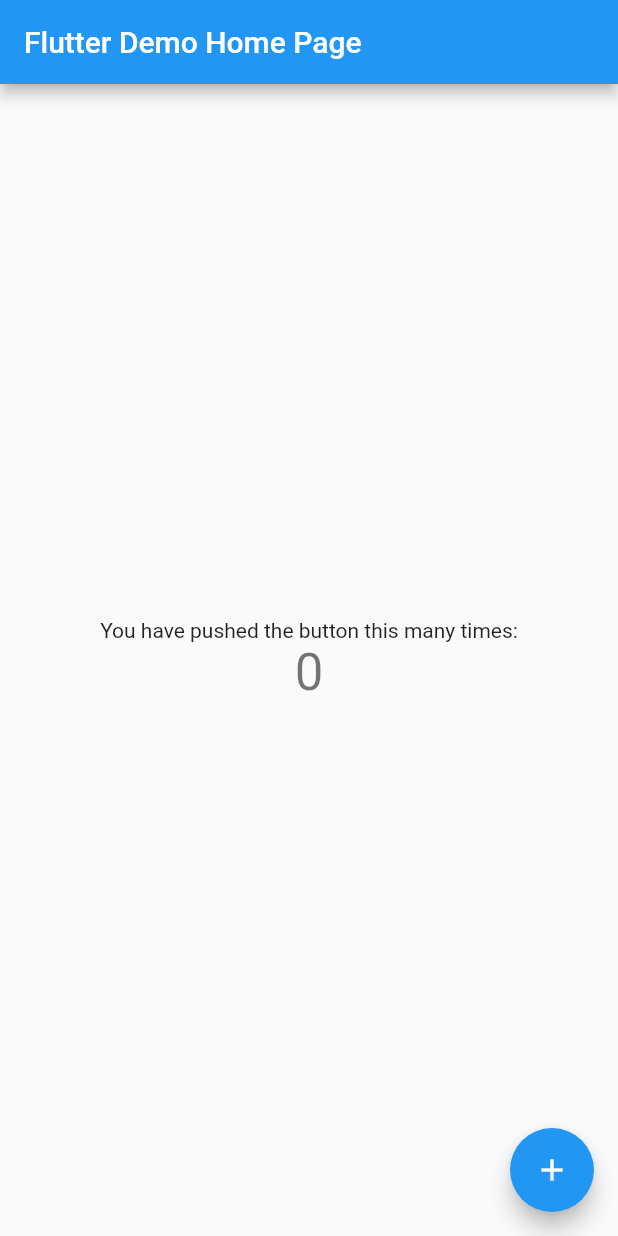
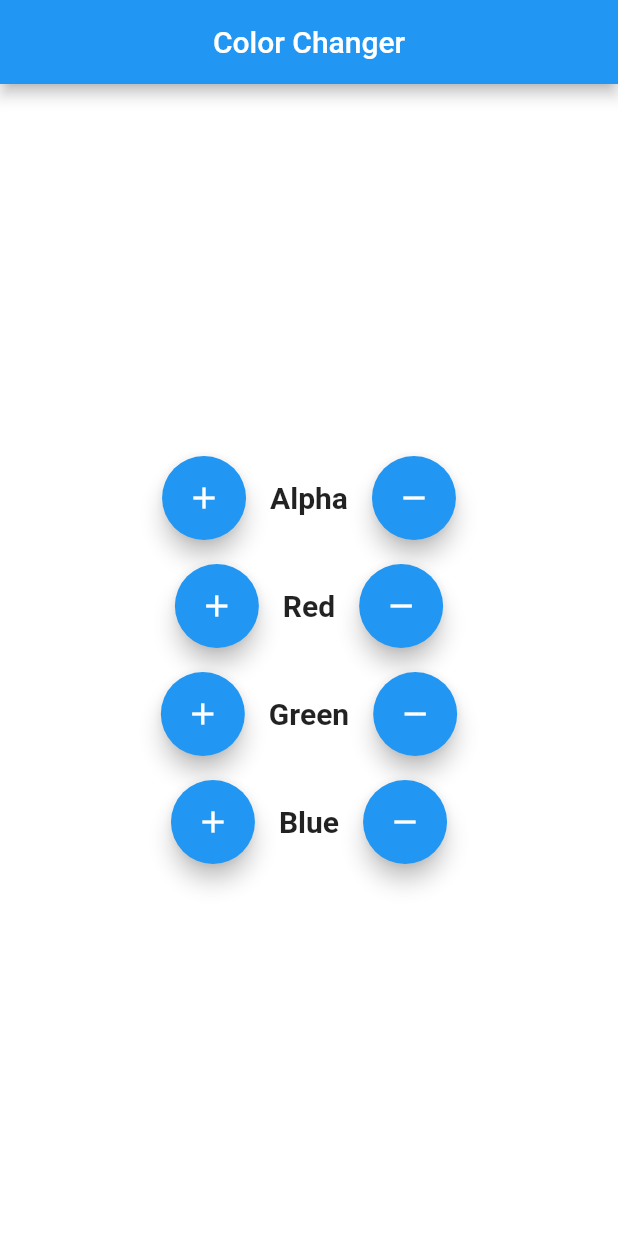
Before and after one commit to tadena-dev/flutterapp, a Flutter app: the screen it shows after launch, on a phone screen of 412 x 824 dp. Run offline on Flutter 3.47's test engine with Material 2 defaults, Android fonts, the phone set to English and light mode, and no system bars; our stand-ins replace google_fonts, supabase_flutter; accounts and stored records are empty.

Commit message:
inherited widget

```diff
--- a/state-management/inheritedWidget/colorchanger/lib/main.dart
+++ b/state-management/inheritedWidget/colorchanger/lib/main.dart
@@ -1,3 +1,5 @@
+import 'package:colorchanger/model/inherited_widget.dart';
+import 'package:colorchanger/pages/home_page.dart';
 import 'package:flutter/material.dart';
 
 void main() {
@@ -7,109 +9,17 @@
 class MyApp extends StatelessWidget {
   const MyApp({super.key});
 
-  // This widget is the root of your application.
   @override
   Widget build(BuildContext context) {
     return MaterialApp(
-      title: 'Flutter Demo',
+      debugShowCheckedModeBanner: false,
+      title: 'Color Changer',
       theme: ThemeData(
-        // This is the theme of your application.
-        //
-        // Try running your application with "flutter run". You'll see the
-        // application has a blue toolbar. Then, without quitting the app, try
-        // changing the primarySwatch below to Colors.green and then invoke
-        // "hot reload" (press "r" in the console where you ran "flutter run",
-        // or simply save your changes to "hot reload" in a Flutter IDE).
-        // Notice that the counter didn't reset back to zero; the application
-        // is not restarted.
         primarySwatch: Colors.blue,
       ),
-      home: const MyHomePage(title: 'Flutter Demo Home Page'),
+      home: const StateInheritedWidget(
+        child: MyHomePage(),
+      ),
     );
   }
 }
-
-class MyHomePage extends StatefulWidget {
-  const MyHomePage({super.key, required this.title});
-
-  // This widget is the home page of your application. It is stateful, meaning
-  // that it has a State object (defined below) that contains fields that affect
-  // how it looks.
-
-  // This class is the configuration for the state. It holds the values (in this
-  // case the title) provided by the parent (in this case the App widget) and
-  // used by the build method of the State. Fields in a Widget subclass are
-  // always marked "final".
-
-  final String title;
-
-  @override
-  State<MyHomePage> createState() => _MyHomePageState();
-}
-
-class _MyHomePageState extends State<MyHomePage> {
-  int _counter = 0;
-
-  void _incrementCounter() {
-    setState(() {
-      // This call to setState tells the Flutter framework that something has
-      // changed in this State, which causes it to rerun the build method below
-      // so that the display can reflect the updated values. If we changed
-      // _counter without calling setState(), then the build method would not be
-      // called again, and so nothing would appear to happen.
-      _counter++;
-    });
-  }
-
-  @override
-  Widget build(BuildContext context) {
-    // This method is rerun every time setState is called, for instance as done
-    // by the _incrementCounter method above.
-    //
-    // The Flutter framework has been optimized to make rerunning build methods
-    // fast, so that you can just rebuild anything that needs updating rather
-    // than having to individually change instances of widgets.
-    return Scaffold(
-      appBar: AppBar(
-        // Here we take the value from the MyHomePage object that was created by
-        // the App.build method, and use it to set our appbar title.
-        title: Text(widget.title),
-      ),
-      body: Center(
-        // Center is a layout widget. It takes a single child and positions it
-        // in the middle of the parent.
-        child: Column(
-          // Column is also a layout widget. It takes a list of children and
-          // arranges them vertically. By default, it sizes itself to fit its
-          // children horizontally, and tries to be as tall as its parent.
-          //
-          // Invoke "debug painting" (press "p" in the console, choose the
-          // "Toggle Debug Paint" action from the Flutter Inspector in Android
-          // Studio, or the "Toggle Debug Paint" command in Visual Studio Code)
-          // to see the wireframe for each widget.
-          //
-          // Column has various properties to control how it sizes itself and
-          // how it positions its children. Here we use mainAxisAlignment to
-          // center the children vertically; the main axis here is the vertical
-          // axis because Columns are vertical (the cross axis would be
-          // horizontal).
-          mainAxisAlignment: MainAxisAlignment.center,
-          children: <Widget>[
-            const Text(
-              'You have pushed the button this many times:',
-            ),
-            Text(
-              '$_counter',
-              style: Theme.of(context).textTheme.headline4,
-            ),
-          ],
-        ),
-      ),
-      floatingActionButton: FloatingActionButton(
-        onPressed: _incrementCounter,
-        tooltip: 'Increment',
-        child: const Icon(Icons.add),
-      ), // This trailing comma makes auto-formatting nicer for build methods.
-    );
-  }
-}
--- /dev/null
+++ b/state-management/inheritedWidget/colorchanger/lib/model/inherited_widget.dart
@@ -0,0 +1,161 @@
+import 'package:colorchanger/model/model.dart';
+import 'package:flutter/material.dart';
+
+///Since the [InheritedWidget] is an Immutable.
+///We can create a stateful widget [StateInheritedWidget]
+///therefore inside the stateful widget
+///we can perform some operation where we can change the state
+///inside [StateInheritedWidget] before
+///introducing to [InheritedState] that will extends [InheritedWidget].
+class StateInheritedWidget extends StatefulWidget {
+  ///Initialize [child] as widget and mark as final
+  ///modify the constructor that accepts the [key] and [child]
+  final Widget child;
+  const StateInheritedWidget({
+    Key? key,
+    required this.child,
+  }) : super(key: key);
+
+  @override
+  State<StateInheritedWidget> createState() => _StateInheritedWidgetState();
+}
+
+class _StateInheritedWidgetState extends State<StateInheritedWidget> {
+  ///Initialize a [state] object as RootState
+  ///Initialize a [colorGage] object
+  RootState state = const RootState();
+  int colorGage = 5;
+
+  ///Create a function that will allow to increment the counter
+  ///and set the new incremented value/counter
+
+  ///Counter1
+  void addCounter1() {
+    final counter1 = state.counter1 + colorGage;
+    final newCounterState = state.copy(counter1: counter1);
+    setState(() {
+      state = newCounterState;
+    });
+  }
+
+  ///Counter2
+  void addCounter2() {
+    final counter2 = state.counter2 + colorGage;
+    final newCounterState = state.copy(counter2: counter2);
+    setState(() {
+      state = newCounterState;
+    });
+  }
+
+  ///Counter3
+  void addCounter3() {
+    final counter3 = state.counter3 + colorGage;
+    final newCounterState = state.copy(counter3: counter3);
+    setState(() {
+      state = newCounterState;
+    });
+  }
+
+  ///Counter4
+  void addCounter4() {
+    final counter4 = state.counter4 + colorGage;
+    final newCounterState = state.copy(counter4: counter4);
+    setState(() {
+      state = newCounterState;
+    });
+  }
+
+  ///Create a function that will allow to decrement the counter
+  ///and set the new decremented value/counter
+
+  ///Counter1
+  void subtractCounter1() {
+    final counter1 = state.counter1 - colorGage;
+    if (counter1 >= 0) {
+      final newCounterState = state.copy(counter1: counter1);
+      setState(() {
+        state = newCounterState;
+      });
+    }
+  }
+
+  ///Counter2
+  void subtractCounter2() {
+    final counter2 = state.counter2 - colorGage;
+    if (counter2 >= 0) {
+      final newCounterState = state.copy(counter2: counter2);
+      setState(() {
+        state = newCounterState;
+      });
+    }
+  }
+
+  ///Counter3
+  void subtractCounter3() {
+    final counter3 = state.counter3 - colorGage;
+    if (counter3 >= 0) {
+      final newCounterState = state.copy(counter3: counter3);
+      setState(() {
+        state = newCounterState;
+      });
+    }
+  }
+
+  ///Counter4
+  void subtractCounter4() {
+    final counter4 = state.counter4 - colorGage;
+    if (counter4 >= 0) {
+      final newCounterState = state.copy(counter4: counter4);
+      setState(() {
+        state = newCounterState;
+      });
+    }
+  }
+
+  ///In this buildwidget use the [InheritedState]
+  ///this widget will be assign to the top level of
+  ///widget tree o that the data or state will
+  ///be available to the child widget tree
+  @override
+  Widget build(BuildContext context) {
+    return InheritedState(
+      state: state,
+      stateWidget: this,
+      child: widget.child,
+    );
+  }
+}
+
+///We will create the InheritedState()
+///[InheritedState] an object that will extends [InheritedWidget]
+///this will act like a provider in a way and
+///hold immutable state
+class InheritedState extends InheritedWidget {
+  final RootState state;
+  final _StateInheritedWidgetState stateWidget;
+
+  const InheritedState({
+    Key? key,
+    required Widget child,
+    required this.state,
+    required this.stateWidget,
+  }) : super(
+          key: key,
+          child: child,
+        );
+
+  ///Create [of] of(BuildContext context)
+  ///this function will give the access to the state pass down to the context
+  static _StateInheritedWidgetState of(BuildContext context) {
+    return context
+        .dependOnInheritedWidgetOfExactType<InheritedState>()!
+        .stateWidget;
+  }
+
+  ///@override updateShouldNotify function
+  ///this function notify if the state change or not
+  @override
+  bool updateShouldNotify(covariant InheritedState oldWidget) {
+    return state != oldWidget.state;
+  }
+}
--- /dev/null
+++ b/state-management/inheritedWidget/colorchanger/lib/model/model.dart
@@ -0,0 +1,32 @@
+///Create [RootState] class. This object will be the model
+///Create a [copy] function where can copy the newState
+///of each counters
+class RootState {
+  final int counter1;
+  final int counter2;
+  final int counter3;
+  final int counter4;
+
+  ///Constructor
+  const RootState({
+    this.counter1 = 0,
+    this.counter2 = 0,
+    this.counter3 = 0,
+    this.counter4 = 0,
+  });
+
+  //[copy] function
+  RootState copy({
+    int? counter1,
+    int? counter2,
+    int? counter3,
+    int? counter4,
+  }) {
+    return RootState(
+      counter1: counter1 ?? this.counter1,
+      counter2: counter2 ?? this.counter2,
+      counter3: counter3 ?? this.counter3,
+      counter4: counter4 ?? this.counter4,
+    );
+  }
+}
--- /dev/null
+++ b/state-management/inheritedWidget/colorchanger/lib/pages/home_page.dart
@@ -0,0 +1,148 @@
+import 'package:colorchanger/model/inherited_widget.dart';
+import 'package:flutter/material.dart';
+
+///To access the state in [InheritedState]
+///.of(...) is like a pathway  where you can
+///specify what way you want to access
+class MyHomePage extends StatelessWidget {
+  const MyHomePage({super.key});
+
+  @override
+  Widget build(BuildContext context) {
+    ///It should Initialize the [counter] inside the
+    ///build widget cause the context is pass along the
+    ///[build(BuildContext context)]
+    final counter = InheritedState.of(context);
+
+    ///Initialize each [counters]
+    final int counter1 = counter.state.counter1;
+    final int counter2 = counter.state.counter2;
+    final int counter3 = counter.state.counter3;
+    final int counter4 = counter.state.counter4;
+
+    ///to test this we change the background color
+    return Scaffold(
+      appBar: AppBar(
+        title: const Text('Color Changer'),
+        centerTitle: true,
+      ),
+      backgroundColor: Color.fromARGB(
+        counter1,
+        counter2,
+        counter3,
+        counter4,
+      ),
+      body: Center(
+        child: Column(
+          mainAxisAlignment: MainAxisAlignment.center,
+          children: [
+            ///Controller1
+            colorController(
+              childAddCount: FloatingActionButton(
+                onPressed: () {
+                  counter.addCounter1();
+                },
+                child: const Icon(Icons.add),
+              ),
+              text: 'Alpha',
+              childSubCount: FloatingActionButton(
+                onPressed: () {
+                  counter.subtractCounter1();
+                },
+                child: const Icon(Icons.remove),
+              ),
+            ),
+
+            ///Controller2
+            colorController(
+              childAddCount: FloatingActionButton(
+                onPressed: () {
+                  counter.addCounter2();
+                },
+                child: const Icon(Icons.add),
+              ),
+              text: 'Red',
+              childSubCount: FloatingActionButton(
+                onPressed: () {
+                  counter.subtractCounter2();
+                },
+                child: const Icon(Icons.remove),
+              ),
+            ),
+
+            ///Controller3
+            colorController(
+              childAddCount: FloatingActionButton(
+                onPressed: () {
+                  counter.addCounter3();
+                },
+                child: const Icon(Icons.add),
+              ),
+              text: 'Green',
+              childSubCount: FloatingActionButton(
+                onPressed: () {
+                  counter.subtractCounter3();
+                },
+                child: const Icon(Icons.remove),
+              ),
+            ),
+
+            ///Controller4
+            colorController(
+              childAddCount: FloatingActionButton(
+                onPressed: () {
+                  counter.addCounter4();
+                },
+                child: const Icon(Icons.add),
+              ),
+              text: 'Blue',
+              childSubCount: FloatingActionButton(
+                onPressed: () {
+                  counter.subtractCounter4();
+                },
+                child: const Icon(Icons.remove),
+              ),
+            ),
+          ],
+        ),
+      ),
+    );
+  }
+
+  ///Create a custom widget for the controller
+  Widget colorController({
+    required final childAddCount,
+    required final text,
+    required final childSubCount,
+  }) {
+    return Row(
+      mainAxisAlignment: MainAxisAlignment.center,
+      children: [
+        ///for Incrementation
+        Padding(
+          padding: const EdgeInsets.all(8.0),
+          child: childAddCount,
+        ),
+        //text
+        Padding(
+          padding: const EdgeInsets.all(8.0),
+          child: SizedBox(
+            child: Text(
+              text,
+              style: const TextStyle(
+                fontSize: 20,
+                fontWeight: FontWeight.w700,
+              ),
+            ),
+          ),
+        ),
+
+        ///for Decrementation
+        Padding(
+          padding: const EdgeInsets.all(8.0),
+          child: childSubCount,
+        ),
+      ],
+    );
+  }
+}
```
